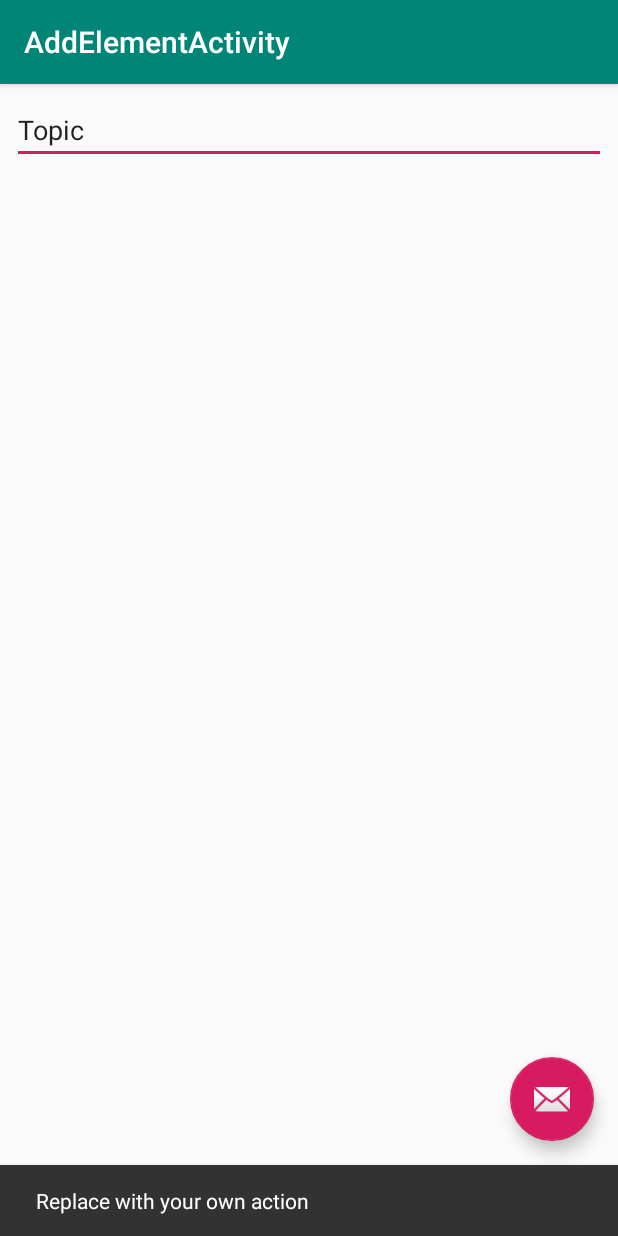
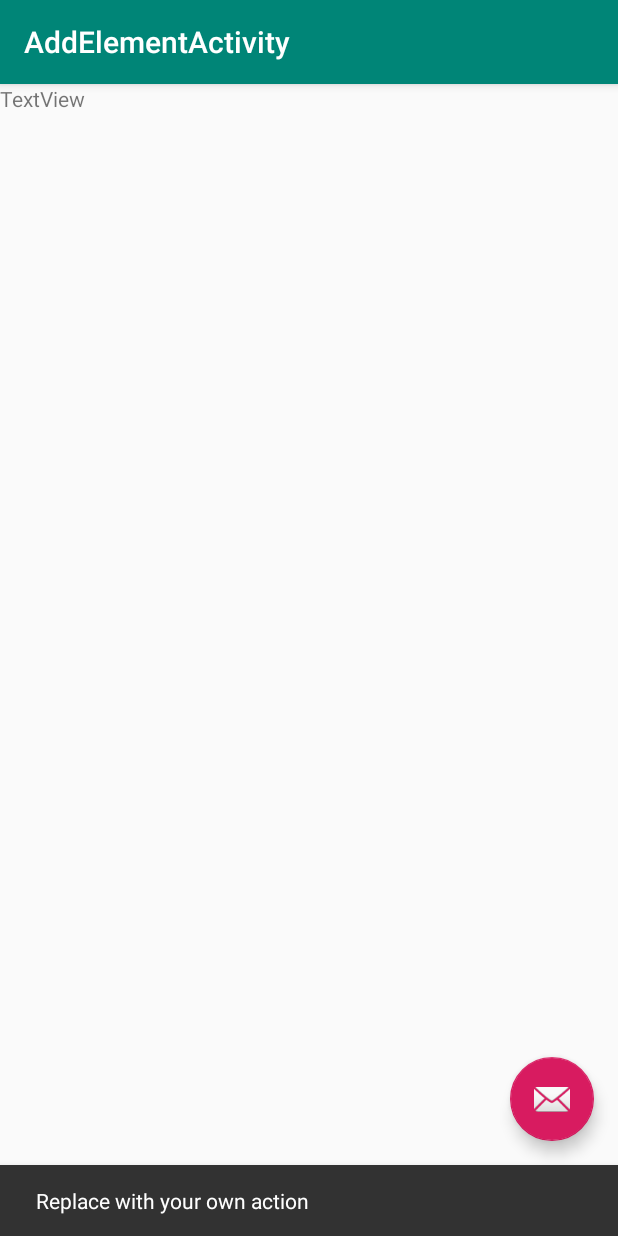
Before and after one commit to franzqat/SMART-CROWD, an Android app: the addElement screen opened directly, with no data from a screen before it, after a tap on an icon or button, on a phone screen of 412 x 824 dp. Run offline under Robolectric (Android 15) with nearby library versions, the phone set to English and light mode, and no system bars.

Commit message:
nuova activity
ricominciamo creeando una nuova activity vuota

```diff
--- a/app/src/main/AndroidManifest.xml
+++ b/app/src/main/AndroidManifest.xml
@@ -24,7 +24,7 @@
         <service android:name="org.eclipse.paho.android.service.MqttService" />
 
         <activity
-            android:name=".AddElementActivity"
+            android:name=".addElement"
             android:label="@string/title_activity_add_element"
             android:theme="@style/AppTheme.NoActionBar"></activity>
     </application>
--- a/app/src/main/java/dev/furtor/contastudenti/MainActivity.java
+++ b/app/src/main/java/dev/furtor/contastudenti/MainActivity.java
@@ -75,7 +75,8 @@ public class MainActivity extends AppCompatActivity {
     public boolean onOptionsItemSelected(MenuItem item) {
         switch (item.getItemId()) {
             case R.id.addelement:
-                Intent i = new Intent(this, AddElementActivity.class);
+            //    Toast.makeText(getBaseContext(),"Funzione add non ancora implementata", Toast.LENGTH_LONG).show();
+              Intent i = new Intent(this, addElement.class);
                 startActivity(i);
                 return true;
             default:
--- a/app/src/main/java/dev/furtor/contastudenti/AddElementActivity.java
+++ b/app/src/main/java/dev/furtor/contastudenti/addElement.java
@@ -5,19 +5,10 @@ import android.support.design.widget.FloatingActionButton;
 import android.support.design.widget.Snackbar;
 import android.support.v7.app.AppCompatActivity;
 import android.support.v7.widget.Toolbar;
-import android.util.Log;
 import android.view.View;
-import android.widget.EditText;
 
-public class AddElementActivity extends AppCompatActivity {
+public class addElement extends AppCompatActivity {
 
-    EditText editText = findViewById(R.id.topic);
-
-  /*  public void onSaveInstanceState(Bundle outState) {
-        super.onSaveInstanceState(outState);
-        Log.d("Pippo", "onSaveInstanceState");
-        outState.putString("TESTO",  editText.getText().toString()); //gli to dicendo di salvare lo stato del testo
-    }*/
     @Override
     protected void onCreate(Bundle savedInstanceState) {
         super.onCreate(savedInstanceState);
--- a/app/src/main/res/layout/activity_add_element.xml
+++ b/app/src/main/res/layout/activity_add_element.xml
@@ -4,7 +4,7 @@
     xmlns:tools="http://schemas.android.com/tools"
     android:layout_width="match_parent"
     android:layout_height="match_parent"
-    tools:context=".AddElementActivity">
+    tools:context=".addElement">
 
     <android.support.design.widget.AppBarLayout
         android:layout_width="match_parent"
--- a/app/src/main/res/layout/content_add_element.xml
+++ b/app/src/main/res/layout/content_add_element.xml
@@ -5,21 +5,14 @@
     android:layout_width="match_parent"
     android:layout_height="match_parent"
     app:layout_behavior="@string/appbar_scrolling_view_behavior"
-    tools:context=".AddElementActivity"
+    tools:context=".addElement"
     tools:showIn="@layout/activity_add_element">
 
-    <EditText
-        android:id="@+id/topic"
-        android:layout_width="0dp"
-        android:layout_height="wrap_content"
-        android:layout_marginStart="8dp"
-        android:layout_marginTop="8dp"
-        android:layout_marginEnd="8dp"
-        android:ems="10"
-        android:hint="Topic"
-        android:inputType="textLongMessage"
-        android:text="Topic"
-        app:layout_constraintEnd_toEndOf="parent"
-        app:layout_constraintStart_toStartOf="parent"
-        app:layout_constraintTop_toTopOf="parent" />
+    <TextView
+        android:id="@+id/textView"
+        android:layout_width="210dp"
+        android:layout_height="59dp"
+        android:text="TextView"
+        tools:layout_editor_absoluteX="6dp"
+        tools:layout_editor_absoluteY="51dp" />
 </android.support.constraint.ConstraintLayout>
```
